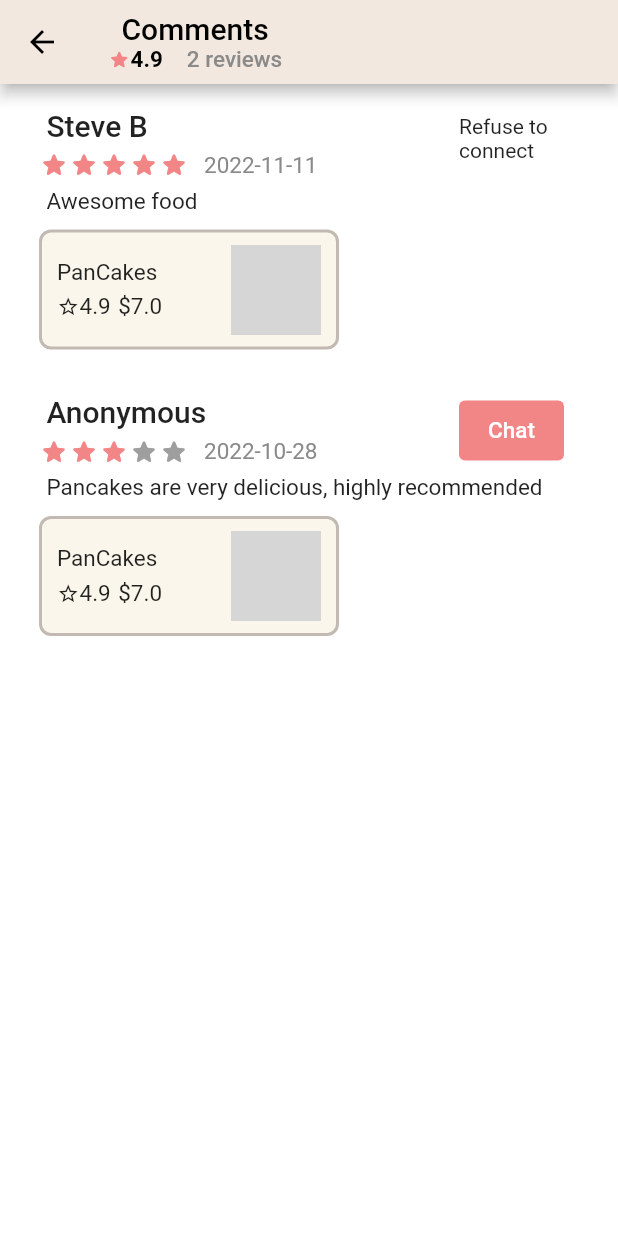
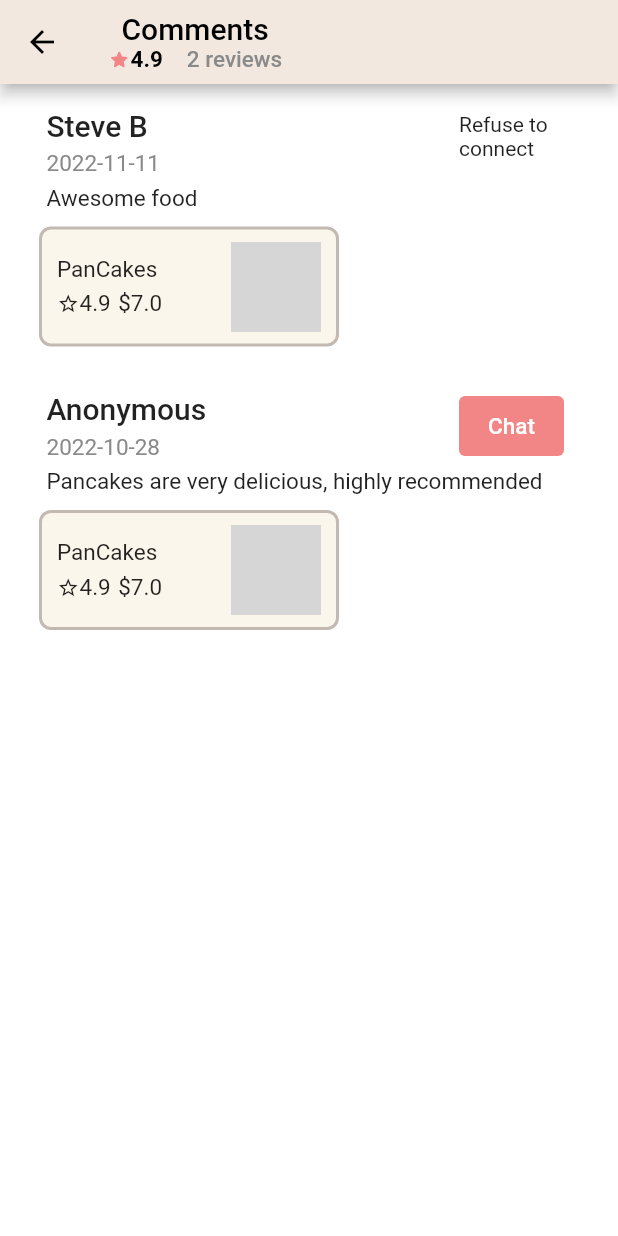
Before and after one commit to foodfyi/foodfyi_frontend, a Flutter app: the ReviewList screen opened directly, after a tap on "PanCakes", on a phone screen of 412 x 824 dp. Run offline on Flutter 3.47's test engine with Material 2 defaults, Android fonts, the phone set to English and light mode, and no system bars; drawn by our look-alikes of flutter_rating_bar; our stand-ins replace flutter_svg, image_picker; network calls fail; grey boxes are pictures that could not be loaded.

Commit message:
remove store rating on single food review pages

```diff
--- a/lib/pages/menu/menu_list.dart
+++ b/lib/pages/menu/menu_list.dart
@@ -102,6 +102,7 @@ class _MenuListState extends State<MenuList> {
                                     builder: (context) {
                                       return SingleFoodReviewList(
                                         dishId: index,
+                                        hasStoreRating: false,
                                       );
                                     },
                                   ),
--- a/lib/pages/review/dish_list.dart
+++ b/lib/pages/review/dish_list.dart
@@ -29,6 +29,7 @@ class _DishListState extends State<DishList> {
                   builder: (context) {
                     return SingleFoodReviewList(
                       dishId: dishId,
+                      hasStoreRating: false,
                     );
                   },
                 ),
--- a/lib/pages/review/single_food_review_list.dart
+++ b/lib/pages/review/single_food_review_list.dart
@@ -6,7 +6,9 @@ import 'package:foodfyi/pages/review/dish_list.dart';
 
 class SingleFoodReviewList extends StatefulWidget {
   final int dishId;
-  const SingleFoodReviewList({super.key, required this.dishId});
+  final bool hasStoreRating;
+  const SingleFoodReviewList(
+      {super.key, required this.dishId, required this.hasStoreRating});
 
   @override
   State<SingleFoodReviewList> createState() => _SingleFoodReviewListState();
@@ -95,23 +97,28 @@ class _SingleFoodReviewListState extends State<SingleFoodReviewList> {
                                   ),
                                   Row(
                                     children: [
-                                      RatingBarIndicator(
-                                        rating: mockReviews[reviewId].rating,
+                                      widget.hasStoreRating == true
+                                          ? Padding(
+                                              padding: const EdgeInsets.only(
+                                                  right: 10),
+                                              child: RatingBarIndicator(
+                                                rating: mockReviews[reviewId]
+                                                    .rating,
                                                 itemBuilder: (context, index) =>
                                                     const Icon(
                                                   Icons.star_rounded,
                                                   color: pinkHeavyColor,
                                                 ),
                                                 itemSize: 20,
-                                      ),
-                                      Padding(
+                                              ))
+                                          : const Padding(
                                               padding:
-                                            const EdgeInsets.only(left: 10),
-                                        child: Text(mockReviews[reviewId].date,
+                                                  EdgeInsets.only(right: 5),
+                                              child: SizedBox()),
+                                      Text(mockReviews[reviewId].date,
                                           style: const TextStyle(
                                               fontSize: 15,
                                               color: greyHeavyColor)),
-                                      ),
                                     ],
                                   ),
                                 ],
```
Lines whose indentation alone changed are shown as unchanged.
